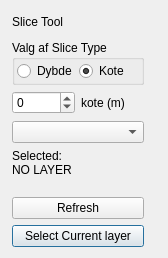
Old version of the form GeoAtlasQGIS/forms/Slice_dialoge.ui in the repository Geo-dk/GeoAtlasQGIS.
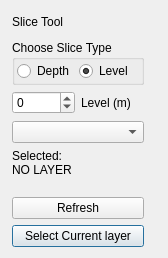
New version of the form.

```diff
--- a/GeoAtlasQGIS/forms/Slice_dialoge.ui
+++ b/GeoAtlasQGIS/forms/Slice_dialoge.ui
@@ -110,7 +110,7 @@
              </size>
             </property>
             <property name="title">
-             <string>Valg af Slice Type</string>
+             <string>Choose Slice Type</string>
             </property>
             <layout class="QHBoxLayout" name="horizontalLayout_6">
              <property name="spacing">
@@ -131,7 +131,7 @@
              <item>
               <widget class="QRadioButton" name="dhmButton">
                <property name="text">
-                <string>Dybde</string>
+                <string>Depth</string>
                </property>
                <property name="checked">
                 <bool>false</bool>
@@ -141,7 +141,7 @@
              <item>
               <widget class="QRadioButton" name="koteButton">
                <property name="text">
-                <string>Kote</string>
+                <string>Level</string>
                </property>
                <property name="checkable">
                 <bool>true</bool>
@@ -171,7 +171,7 @@
               <item>
                <widget class="QLabel" name="depth_text">
                 <property name="text">
-                 <string>kote (m)</string>
+                 <string>Level (m)</string>
                 </property>
                </widget>
               </item>
```
Left out of the diff: 2 changed lines with no effect on the pictures.
